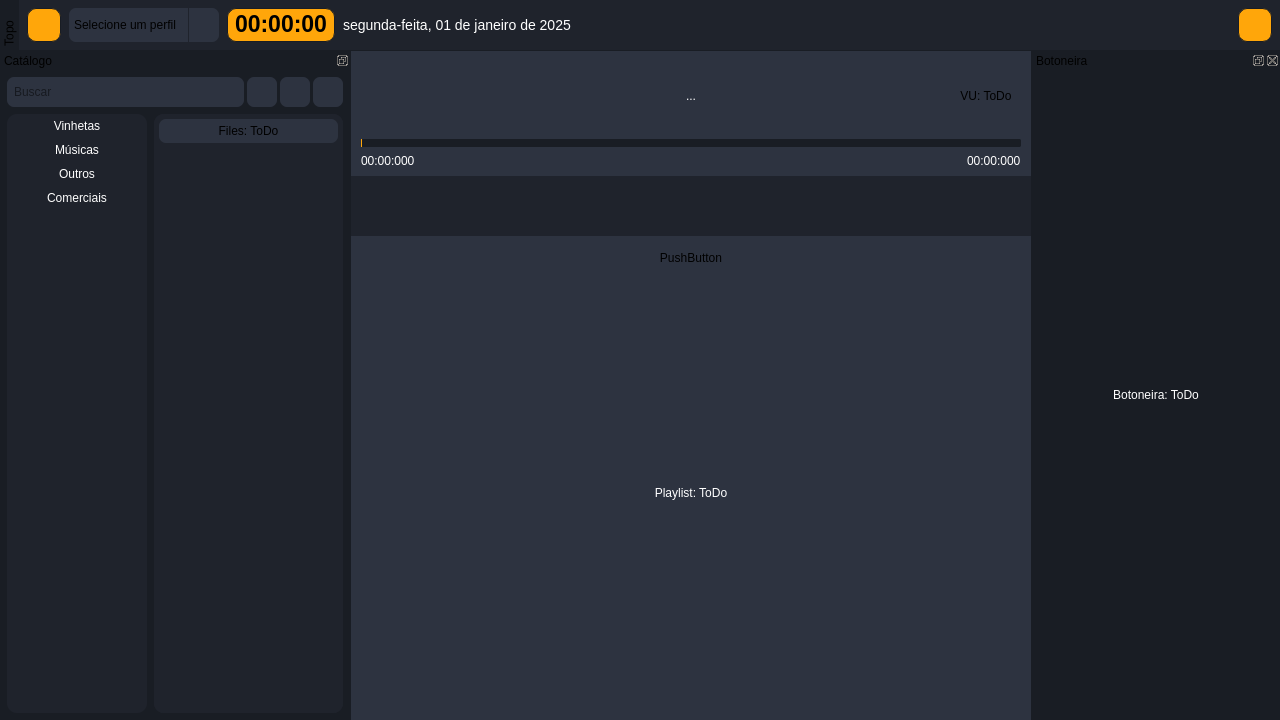
This is frontend/flow.ui in BrunoCardosoFS/NaxiStudioFlow as Qt 5 draws it before an edit. The edited form follows.
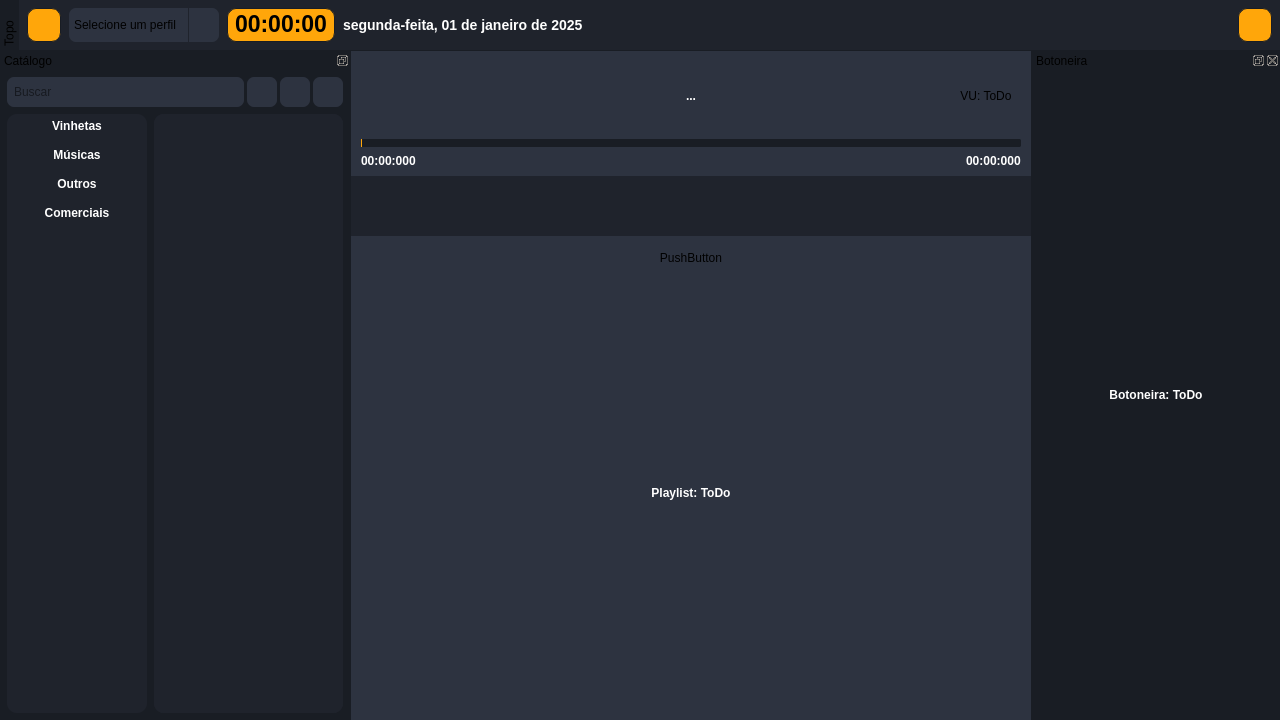
This is the edited form. Icons and pictures are not drawn.

```diff
--- a/frontend/flow.ui
+++ b/frontend/flow.ui
@@ -235,6 +235,20 @@
 	border-radius: 10px;
 }
 
+QLabel{
+	font-weight: bold;
+	color: #fff;
+}
+
+FileWidget{
+	background-color: #232731;
+	border-radius: 7px;
+}
+
+FileWidget:hover{
+	background-color: #2D3340;
+}
+
 
 </string>
   </property>
@@ -1128,7 +1142,7 @@
            </property>
            <layout class="QVBoxLayout" name="verticalLayout_8">
             <property name="spacing">
-             <number>10</number>
+             <number>15</number>
             </property>
             <property name="leftMargin">
              <number>5</number>
@@ -1319,32 +1333,6 @@
             <property name="bottomMargin">
              <number>5</number>
             </property>
-            <item>
-             <widget class="QPushButton" name="pushButton_6">
-              <property name="sizePolicy">
-               <sizepolicy hsizetype="Expanding" vsizetype="Fixed">
-                <horstretch>0</horstretch>
-                <verstretch>0</verstretch>
-               </sizepolicy>
-              </property>
-              <property name="text">
-               <string>Files: ToDo</string>
-              </property>
-             </widget>
-            </item>
-            <item>
-             <spacer name="verticalSpacer_2">
-              <property name="orientation">
-               <enum>Qt::Orientation::Vertical</enum>
-              </property>
-              <property name="sizeHint" stdset="0">
-               <size>
-                <width>20</width>
-                <height>40</height>
-               </size>
-              </property>
-             </spacer>
-            </item>
            </layout>
           </widget>
          </widget>
```
Left out of the diff: 2 changed lines with no effect on the pictures.
